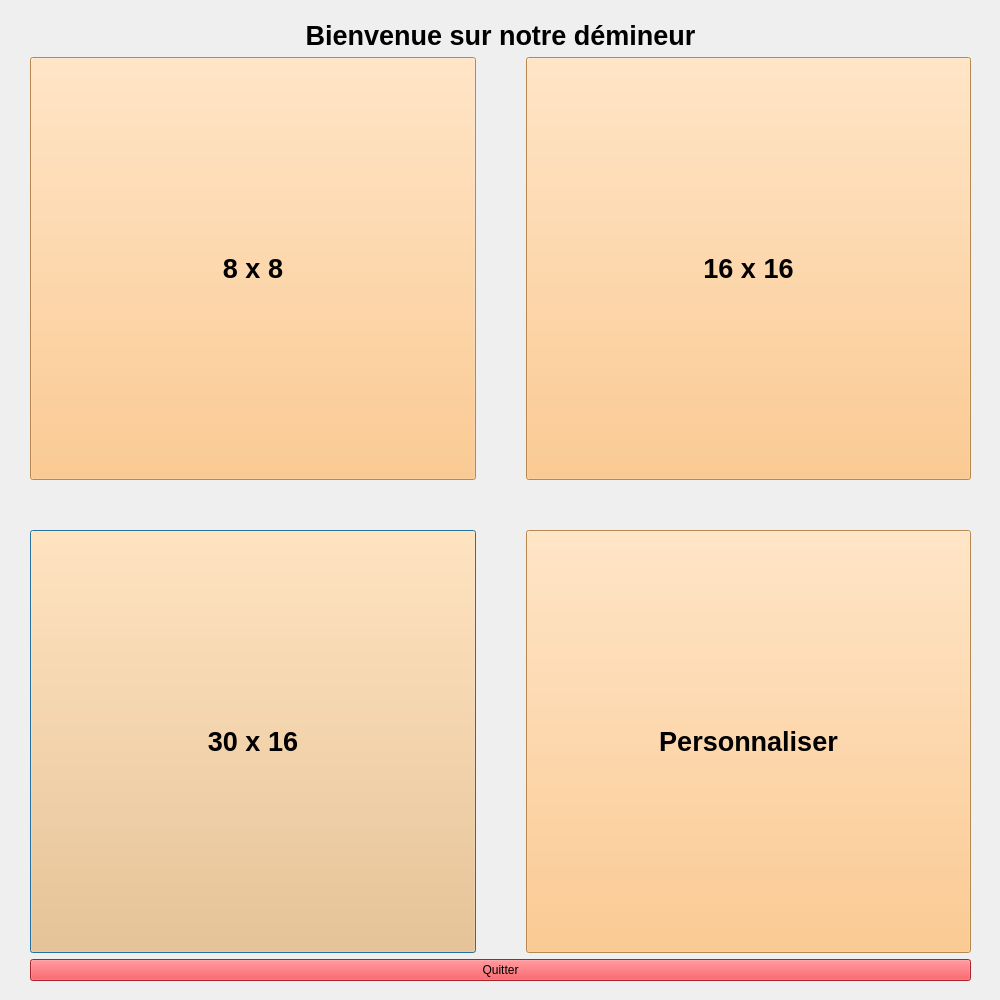
chevalierthomas/Demineur, file choose_difficulty.ui: the form before one commit.
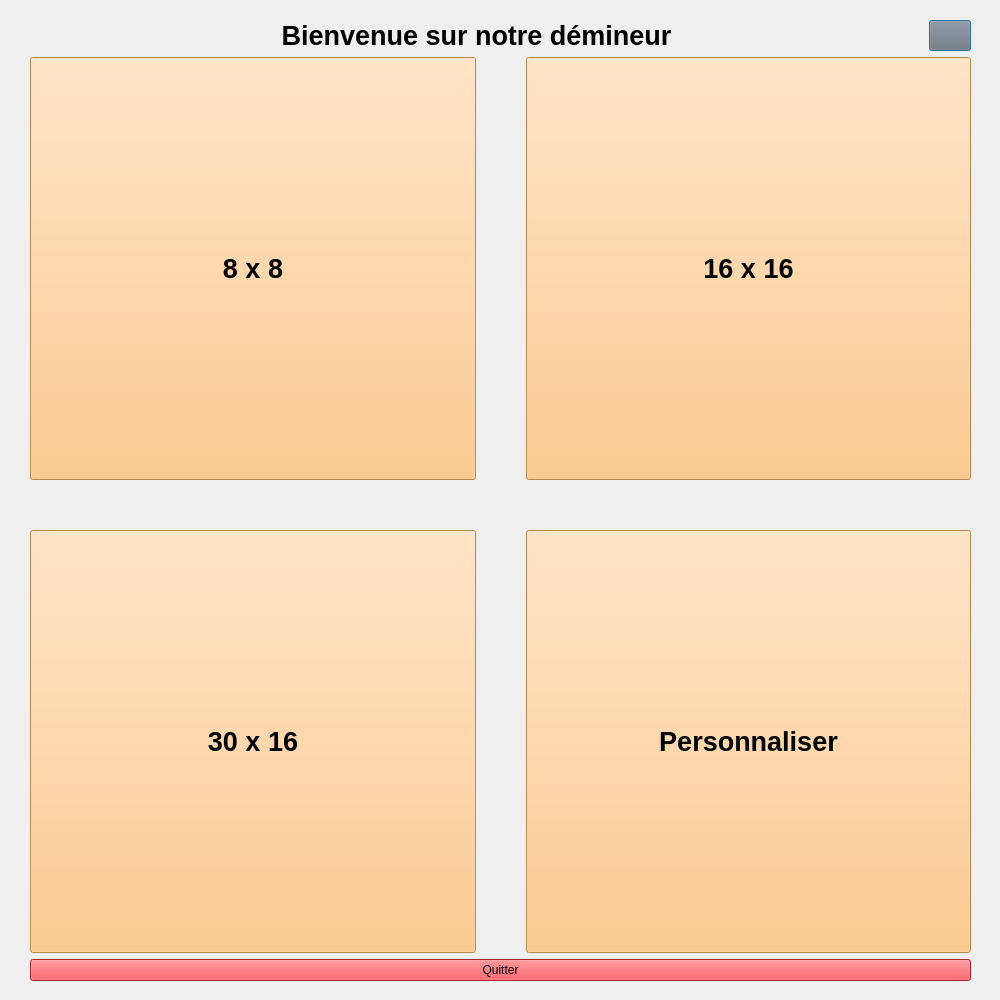
The form after the commit. Icons and pictures are not drawn.

Diff of the .ui file:
```diff
--- a/choose_difficulty.ui
+++ b/choose_difficulty.ui
@@ -41,11 +41,12 @@
      <number>10</number>
     </property>
     <item>
+     <layout class="QHBoxLayout" name="headerLayout">
+      <item>
      <widget class="QLabel" name="label">
       <property name="font">
        <font>
         <pointsize>20</pointsize>
-        <weight>75</weight>
         <bold>true</bold>
        </font>
       </property>
@@ -58,6 +59,21 @@
      </widget>
     </item>
     <item>
+       <widget class="QPushButton" name="soundButton">
+        <property name="styleSheet">
+         <string notr="true">
+QPushButton { max-width: 40px; max-height: 40px; }
+</string>
+        </property>
+        <property name="icon">
+         <iconset>
+          <normaloff>images/sound-off.png</normaloff>images/sound-off.png</iconset>
+        </property>
+       </widget>
+      </item>
+     </layout>
+    </item>
+    <item>
      <layout class="QGridLayout" name="gridLayout">
       <property name="topMargin">
        <number>0</number>
@@ -79,7 +95,6 @@
         <property name="font">
          <font>
           <pointsize>20</pointsize>
-          <weight>75</weight>
           <bold>true</bold>
          </font>
         </property>
```
Left out of the diff: 3 changed lines with no effect on the pictures. Lines whose indentation alone changed are shown as unchanged.
